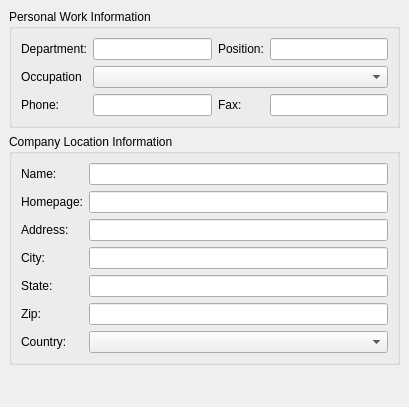
The window that protocols/oscar/icq/ui/icqworkinfowidget.ui (KDE/kopete) describes before a commit, drawn with Qt 5.
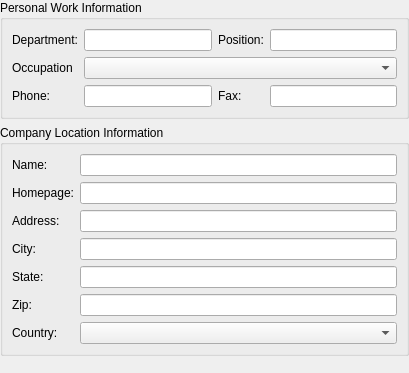
The same window after the commit.

What changed in the file:
```diff
--- a/protocols/oscar/icq/ui/icqworkinfowidget.ui
+++ b/protocols/oscar/icq/ui/icqworkinfowidget.ui
@@ -6,16 +6,25 @@
     <x>0</x>
     <y>0</y>
     <width>409</width>
-    <height>407</height>
+    <height>373</height>
    </rect>
   </property>
   <layout class="QVBoxLayout" >
-   <property name="margin" >
-    <number>9</number>
-   </property>
    <property name="spacing" >
     <number>6</number>
    </property>
+   <property name="leftMargin" >
+    <number>0</number>
+   </property>
+   <property name="topMargin" >
+    <number>0</number>
+   </property>
+   <property name="rightMargin" >
+    <number>0</number>
+   </property>
+   <property name="bottomMargin" >
+    <number>0</number>
+   </property>
    <item>
     <widget class="QGroupBox" name="groupBox" >
      <property name="title" >
@@ -25,7 +34,19 @@
       <property name="margin" >
        <number>9</number>
       </property>
-      <property name="spacing" >
+      <property name="topMargin" >
+       <number>9</number>
+      </property>
+      <property name="rightMargin" >
+       <number>9</number>
+      </property>
+      <property name="bottomMargin" >
+       <number>9</number>
+      </property>
+      <property name="horizontalSpacing" >
+       <number>6</number>
+      </property>
+      <property name="verticalSpacing" >
        <number>6</number>
       </property>
       <item row="0" column="0" >
@@ -75,9 +96,7 @@
       <item row="1" column="1" colspan="3" >
        <widget class="QComboBox" name="occupationCombo" >
         <property name="sizePolicy" >
-         <sizepolicy>
-          <hsizetype>7</hsizetype>
-          <vsizetype>0</vsizetype>
+         <sizepolicy vsizetype="Fixed" hsizetype="Expanding" >
           <horstretch>0</horstretch>
           <verstretch>0</verstretch>
          </sizepolicy>
@@ -130,7 +149,19 @@
       <property name="margin" >
        <number>9</number>
       </property>
-      <property name="spacing" >
+      <property name="topMargin" >
+       <number>9</number>
+      </property>
+      <property name="rightMargin" >
+       <number>9</number>
+      </property>
+      <property name="bottomMargin" >
+       <number>9</number>
+      </property>
+      <property name="horizontalSpacing" >
+       <number>6</number>
+      </property>
+      <property name="verticalSpacing" >
        <number>6</number>
       </property>
       <item row="0" column="0" >
@@ -238,9 +269,7 @@
       <item row="6" column="0" >
        <widget class="QLabel" name="textLabel9" >
         <property name="sizePolicy" >
-         <sizepolicy>
-          <hsizetype>5</hsizetype>
-          <vsizetype>5</vsizetype>
+         <sizepolicy vsizetype="Preferred" hsizetype="Preferred" >
           <horstretch>0</horstretch>
           <verstretch>0</verstretch>
          </sizepolicy>
@@ -256,9 +285,7 @@
       <item row="6" column="1" >
        <widget class="QComboBox" name="countryCombo" >
         <property name="sizePolicy" >
-         <sizepolicy>
-          <hsizetype>7</hsizetype>
-          <vsizetype>0</vsizetype>
+         <sizepolicy vsizetype="Fixed" hsizetype="Expanding" >
           <horstretch>0</horstretch>
           <verstretch>0</verstretch>
          </sizepolicy>
@@ -273,13 +300,10 @@
      <property name="orientation" >
       <enum>Qt::Vertical</enum>
      </property>
-     <property name="sizeType" >
-      <enum>QSizePolicy::Expanding</enum>
-     </property>
      <property name="sizeHint" >
       <size>
        <width>391</width>
-       <height>21</height>
+       <height>0</height>
       </size>
      </property>
     </spacer>
```
Left out of the diff: 4 changed lines with no effect on the pictures.
